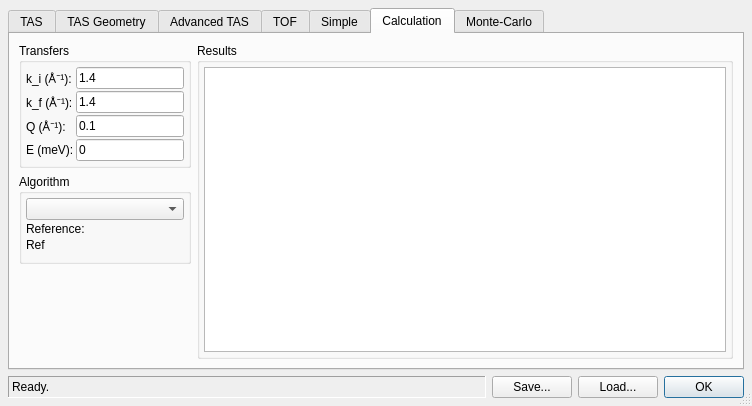
t-weber/takin, file ui/reso.ui: the form before one commit.
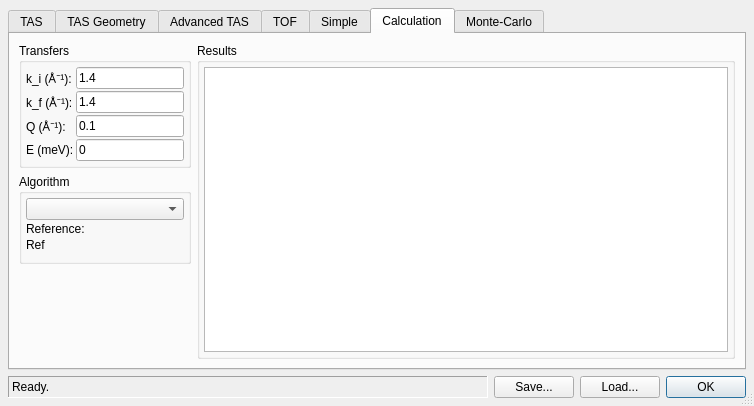
The form after the commit. The open tabs and pages were chosen to show the change.

Diff of the .ui file:
```diff
--- a/ui/reso.ui
+++ b/ui/reso.ui
@@ -6,7 +6,7 @@
    <rect>
     <x>0</x>
     <y>0</y>
-    <width>752</width>
+    <width>754</width>
     <height>406</height>
    </rect>
   </property>
```
Left out of the diff: 2 changed lines with no effect on the pictures.
